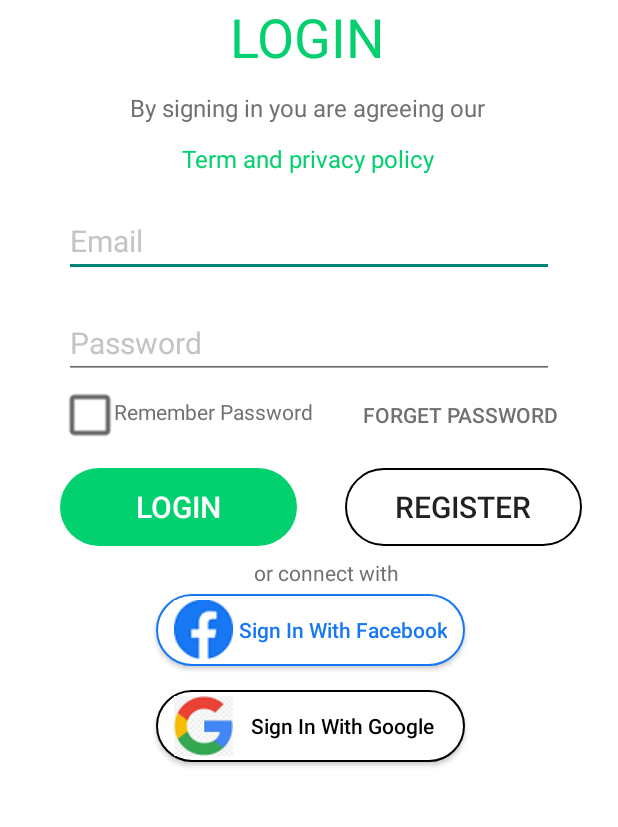
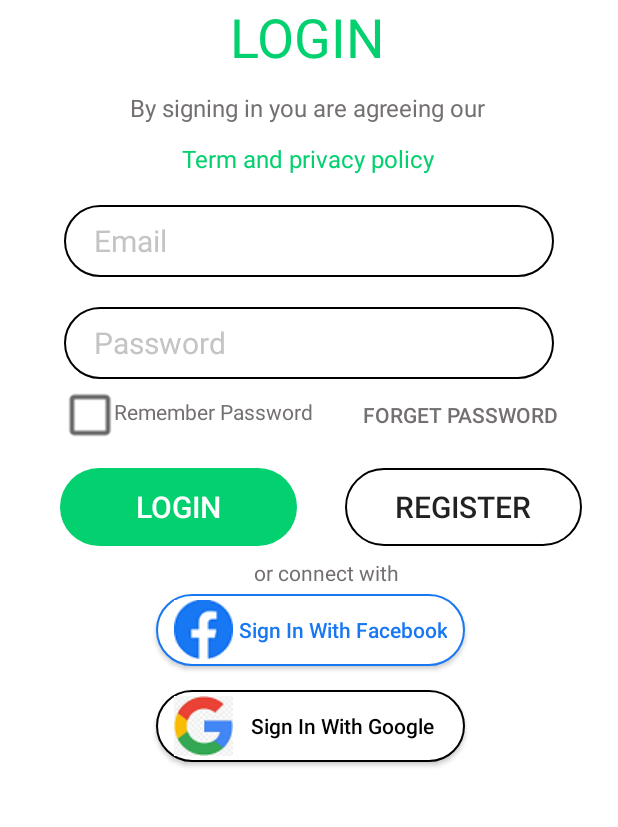
Before and after one commit to TamOOP/t25film, an Android app: the screen it shows after launch (LoginActivity), on a phone screen of 412 x 824 dp, the part 294-1121 px from its top. Run offline under Robolectric (Android 15) with nearby library versions, the phone set to English and light mode, and no system bars.

Commit message:
Input email password

```diff
--- /dev/null
+++ b/app/src/main/res/drawable/input_bg.xml
@@ -0,0 +1,7 @@
+<?xml version="1.0" encoding="utf-8"?>
+<shape xmlns:android="http://schemas.android.com/apk/res/android"
+    android:shape="rectangle">
+    <stroke android:color="@color/black" android:width="1dp"/>
+    <solid android:color="#FFFFFF"/>
+    <corners android:radius="50dp"/>
+</shape>
--- a/app/src/main/res/layout/activity_login.xml
+++ b/app/src/main/res/layout/activity_login.xml
@@ -63,8 +63,9 @@
         android:layout_marginTop="20dp"
         android:ems="14"
         android:inputType="text"
+        android:paddingLeft="20dp"
+        android:background="@drawable/input_bg"
         android:hint="@string/txtEmail"
-        android:textColor="@color/colortxtlogin"
         android:textColorHint="@color/colortxtlogin"
         android:textSize="20sp"
         app:layout_constraintEnd_toEndOf="parent"
@@ -77,10 +78,11 @@
         android:layout_height="48dp"
         android:layout_marginTop="20dp"
         android:ems="14"
+        android:paddingLeft="20dp"
+        android:background="@drawable/input_bg"
         android:inputType="textPassword"
         android:hint="@string/txtPass"
         android:textColorHint="@color/colortxtlogin"
-        android:textColor="@color/colortxtlogin"
         android:textSize="20sp"
         app:layout_constraintEnd_toEndOf="parent"
         app:layout_constraintStart_toStartOf="parent"
```
